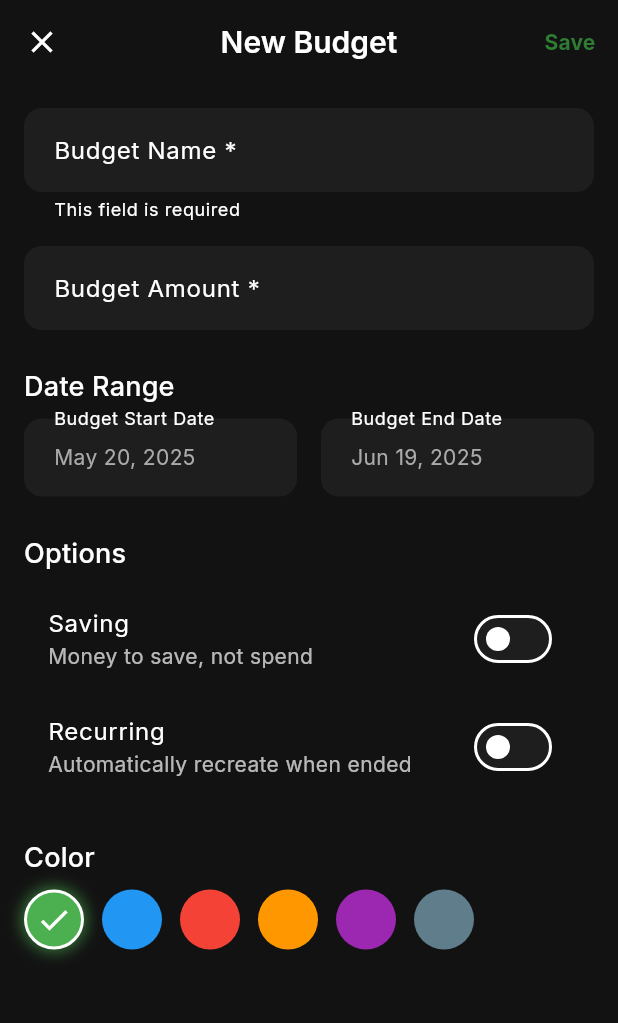
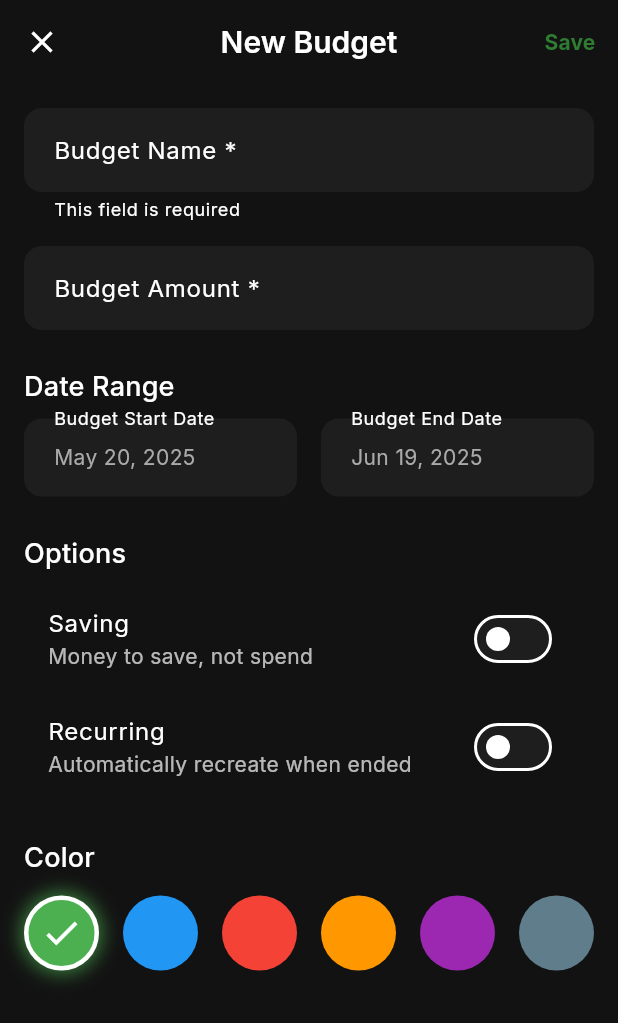
Before and after one commit to tadyuh76/monie, a Flutter app: the BudgetForm screen opened directly, after a tap on the "check" icon, on a phone screen of 412 x 824 dp. Shown: the top 1023 px of the screen. Run offline on Flutter 3.47's test engine with Material 3 defaults, Android fonts, the phone set to English and light mode, and no system bars; our stand-ins replace dartz, equatable, fl_chart, flutter_bloc, flutter_dotenv, get_it and 5 more; accounts and stored records are empty.

Commit message:
update color

```diff
--- a/lib/features/budgets/data/models/budget_model.dart
+++ b/lib/features/budgets/data/models/budget_model.dart
@@ -77,8 +77,14 @@ class BudgetModel extends Budget {
       'is_recurring': isRecurring,
       'is_saving': isSaving,
       'frequency': frequency,
-      'color': color,
     };
+
+    // Đảm bảo color không null khi lưu vào database
+    if (color != null && color!.isNotEmpty) {
+      json['color'] = color;
+    } else {
+      json['color'] = 'FF4CAF50'; // Default to green if no color
+    }
 
     // Only include categoryId if it's not null
     if (categoryId != null) {
--- a/lib/features/budgets/presentation/widgets/budget_form.dart
+++ b/lib/features/budgets/presentation/widgets/budget_form.dart
@@ -32,7 +32,7 @@ class _BudgetFormState extends State<BudgetForm> {
   bool _isSaving = false;
   String? _categoryId;
   String? _frequency;
-  String? _color = 'FF4CAF50'; // Default green color
+  String _color = 'FF4CAF50'; // Default green color
 
   @override
   void initState() {
@@ -48,7 +48,12 @@ class _BudgetFormState extends State<BudgetForm> {
       _isSaving = widget.budget!.isSaving;
       _categoryId = widget.budget!.categoryId;
       _frequency = widget.budget!.frequency;
-      _color = widget.budget!.color ?? 'FF4CAF50';
+      if (widget.budget!.color != null && widget.budget!.color!.isNotEmpty) {
+        _color = widget.budget!.color!;
+      }
+      print('Loaded budget with color: ${widget.budget!.color}, set _color to: $_color');
+    } else {
+      print('Creating new budget, default color: $_color');
     }
   }
 
@@ -120,6 +125,9 @@ class _BudgetFormState extends State<BudgetForm> {
     if (_formKey.currentState!.validate()) {
       final double amount = double.parse(_amountController.text);
 
+      // Debug logs
+      print('Submitting form with color: $_color');
+
       // Create or update budget
       final budget = widget.budget == null
           ? BudgetModel.create(
@@ -153,6 +161,9 @@ class _BudgetFormState extends State<BudgetForm> {
               frequency: _frequency,
               color: _color,
             );
+
+      // Debug log
+      print('Budget color before submitting: ${budget.color}');
 
       // Dispatch event to bloc
       if (widget.budget == null) {
@@ -395,9 +406,11 @@ class _BudgetFormState extends State<BudgetForm> {
                   color: isDarkMode ? Colors.white : Colors.black87,
                 ),
               ),
-              const SizedBox(height: 8),
+              const SizedBox(height: 12),
+              // Các tùy chọn màu
               Wrap(
-                spacing: 12,
+                spacing: 16, // Tăng khoảng cách giữa các màu
+                runSpacing: 12, // Khoảng cách giữa các hàng
                 children: [
                   _colorOption('FF4CAF50'), // Green
                   _colorOption('FF2196F3'), // Blue
@@ -418,28 +431,30 @@ class _BudgetFormState extends State<BudgetForm> {
     final color = Color(int.parse('0x$colorHex'));
     final isSelected = _color == colorHex;
 
-    return InkWell(
+    return GestureDetector(
       onTap: () {
+        print('Color selected: $colorHex (current: $_color)');
         setState(() {
           _color = colorHex;
         });
+        print('Color after setState: $_color');
       },
       child: Container(
-        width: 40,
-        height: 40,
-        margin: const EdgeInsets.only(bottom: 8),
+        width: 50,
+        height: 50,
+        margin: const EdgeInsets.only(bottom: 4),
         decoration: BoxDecoration(
           color: color,
           shape: BoxShape.circle,
           border: Border.all(
             color: isSelected ? Colors.white : Colors.transparent,
-            width: 2,
+            width: 3,
           ),
           boxShadow: isSelected
               ? [
                   BoxShadow(
-                    color: color.withOpacity(0.6),
-                    blurRadius: 8,
+                    color: color.withOpacity(0.7),
+                    blurRadius: 10,
                     spreadRadius: 2,
                   ),
                 ]
@@ -449,6 +464,7 @@ class _BudgetFormState extends State<BudgetForm> {
             ? const Icon(
                 Icons.check,
                 color: Colors.white,
+                size: 28,
               )
             : null,
       ),
```
